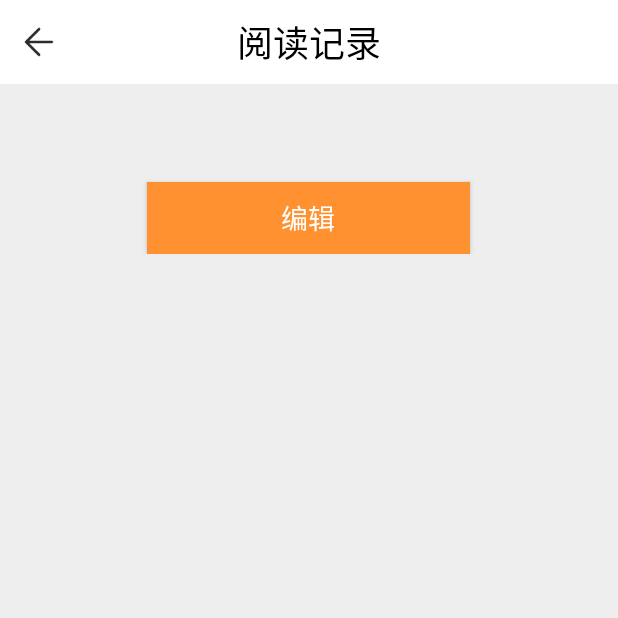
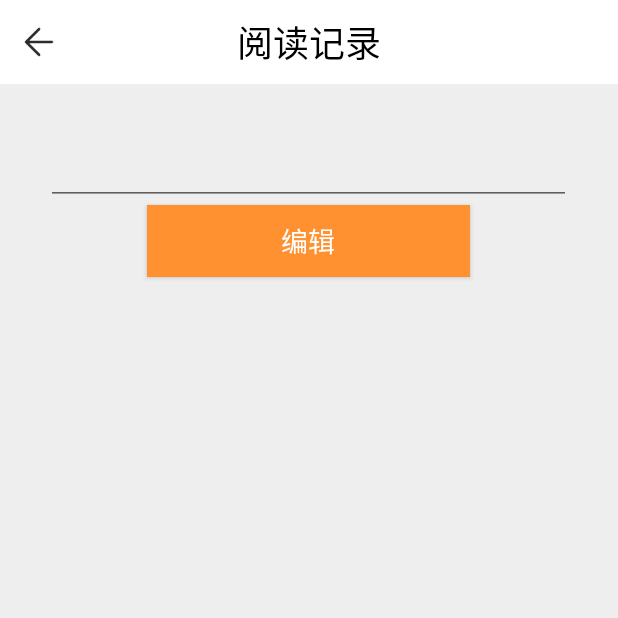
Before and after one commit to Cisy3123/MAD-ReadFun, an Android app: the CommentActivity screen opened directly, with no data from a screen before it, on a phone screen of 412 x 824 dp, the top half of it. Run offline under Robolectric (Android 15) with nearby library versions, the phone set to English and light mode, and no system bars; our stand-ins replace CircleImageView; 3 statements that could not run were skipped.

Commit message:
1221ReviewEdit

```diff
--- a/app/src/main/java/com/yuyuereading/Presenter/activity/CommentActivity.java
+++ b/app/src/main/java/com/yuyuereading/Presenter/activity/CommentActivity.java
@@ -7,6 +7,7 @@ import android.support.v7.app.AppCompatActivity;
 import android.view.View;
 import android.view.ViewTreeObserver;
 import android.widget.Button;
+import android.widget.EditText;
 import android.widget.ScrollView;
 import android.widget.TextView;
 
@@ -14,9 +15,11 @@ import com.yuyuereading.Model.bean.BookComment;
 import com.yuyuereading.R;
 
 public class CommentActivity extends AppCompatActivity {
-    Button returnButton;
+    Button returnButton,editCom,finishEdit;
 
-    TextView title,finishTime,pageUpdate,readReview;
+    TextView title,finishTime,pageUpdate;
+
+    EditText readReview;
 
     ScrollView scrollView;
 
@@ -27,6 +30,8 @@ public class CommentActivity extends AppCompatActivity {
         initView();
         //从上一页面获取评论信息类，来填充控件
         getCommentInfo();
+        //设置readReview不可编辑
+        setNoEdit();
         //点击事件
         onClick();
     }
@@ -47,6 +52,13 @@ public class CommentActivity extends AppCompatActivity {
         finishTime=findViewById(R.id.finishTime);
         pageUpdate=findViewById(R.id.pageUpdate);
         readReview=findViewById(R.id.readReview);
+        editCom=findViewById(R.id.editCom);
+        finishEdit=findViewById(R.id.finishEdit);
+    }
+
+    private void setNoEdit(){
+        readReview.setFocusable(false);
+        readReview.setFocusableInTouchMode(false);
     }
 
     //监听事件
@@ -59,7 +71,22 @@ public class CommentActivity extends AppCompatActivity {
                 scrollView.scrollTo(0,0);
             }
         });
-
+        editCom.setOnClickListener(new View.OnClickListener(){
+            @Override
+            public void onClick(View v) {
+                readReview.setFocusable(true);
+                readReview.setFocusableInTouchMode(true);
+                editCom.setVisibility(View.GONE);
+                finishEdit.setVisibility(View.VISIBLE);
+            }
+        });
+        finishEdit.setOnClickListener(new View.OnClickListener(){
+            @Override
+            public void onClick(View v) {
+                //保存数据入数据库
+                finish();
+            }
+        });
         returnButton.setOnClickListener(new View.OnClickListener() {
             @Override
             public void onClick(View v) {
--- a/app/src/main/res/layout/activity_comment.xml
+++ b/app/src/main/res/layout/activity_comment.xml
@@ -47,12 +47,12 @@
                         android:textSize="24sp" />
                 </LinearLayout>
 
-                <TextView
+                <EditText
                     android:id="@+id/readReview"
                     android:layout_width="350dp"
                     android:layout_height="wrap_content"
                     android:layout_gravity="center_horizontal"
-                    android:textSize="24sp" />
+                    android:textSize="20sp" />
 
                 <Button
                     android:id="@+id/editCom"
@@ -64,6 +64,17 @@
                     android:textColor="#FFFFFF"
                     android:textSize="18sp" />
 
+                <Button
+                    android:id="@+id/finishEdit"
+                    android:layout_width="215dp"
+                    android:layout_height="wrap_content"
+                    android:layout_gravity="center_horizontal"
+                    android:background="#D50303"
+                    android:text="完成"
+                    android:textColor="#FFFFFF"
+                    android:textSize="18sp"
+                    android:visibility="invisible" />
+
             </LinearLayout>
 
         </LinearLayout>
```
Also changed, not shown: app/src/main/java/com/yuyuereading/Presenter/activity/BookInfoActivity.java (+6 -6 lines), app/src/main/java/com/yuyuereading/Presenter/activity/ShakeActivity.java (+1 -22 lines).
